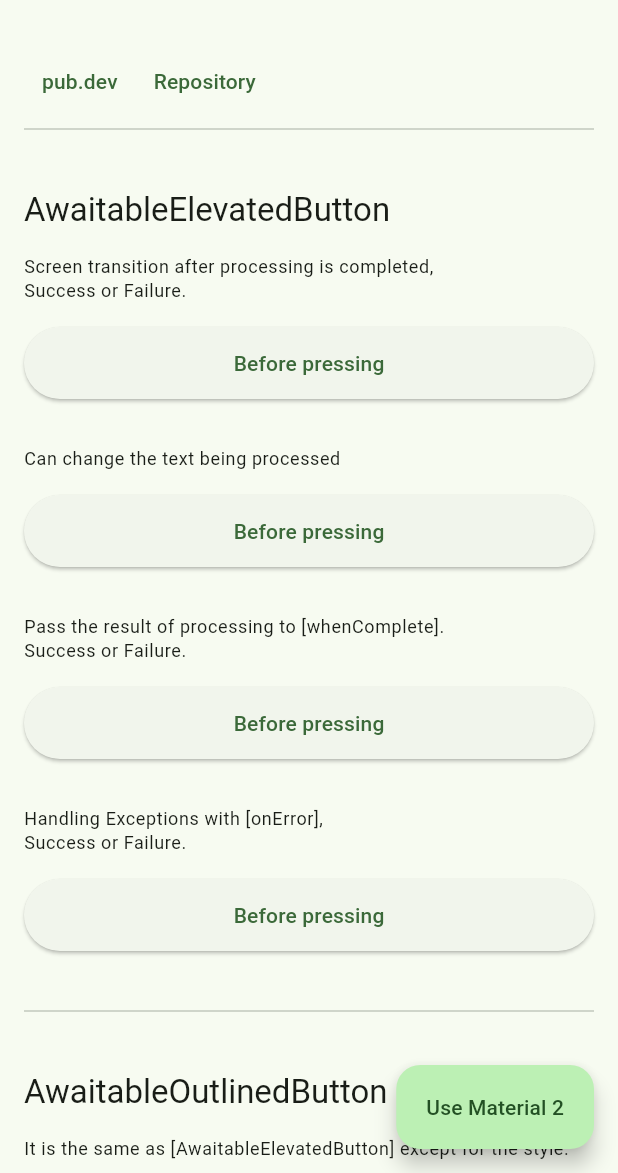
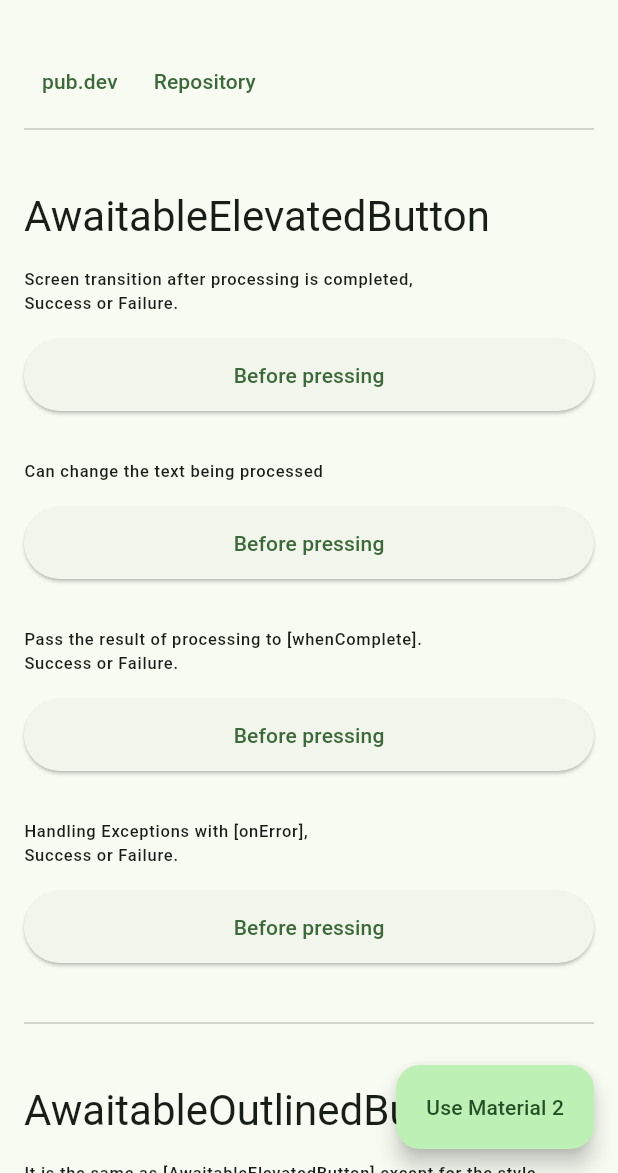
Before and after one commit to altive/awaitable_button, a Flutter app: the screen it shows after launch, on a phone screen of 412 x 824 dp, the part 63-1236 px from its top. Run offline on Flutter 3.47's test engine with Material 2 defaults, Android fonts, the phone set to English and light mode, and no system bars.

Commit message:
chore: fix by lint

```diff
--- a/packages/awaitable_button/example/lib/main.dart
+++ b/packages/awaitable_button/example/lib/main.dart
@@ -336,13 +336,13 @@ class _Button extends StatelessWidget {
         if (title != null) ...[
           Text(
             title,
-            style: Theme.of(context).textTheme.headline6,
+            style: Theme.of(context).textTheme.headlineMedium,
           ),
           const SizedBox(height: 16),
         ],
         Text(
           description,
-          style: Theme.of(context).textTheme.caption,
+          style: Theme.of(context).textTheme.labelSmall,
         ),
         const SizedBox(height: 16),
         button,
--- a/packages/awaitable_button/lib/awaitable_button.dart
+++ b/packages/awaitable_button/lib/awaitable_button.dart
@@ -1,3 +1,5 @@
+/// A button that displays an indicator during asynchronous processing and
+/// allows callbacks to be executed after completion or exception catch.
 library awaitable_button;
 
 export 'src/awaitable_elevated_button.dart';
```
